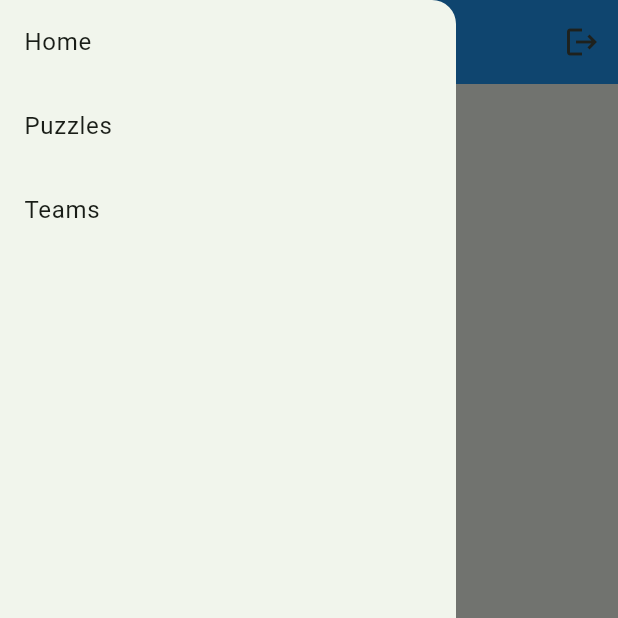
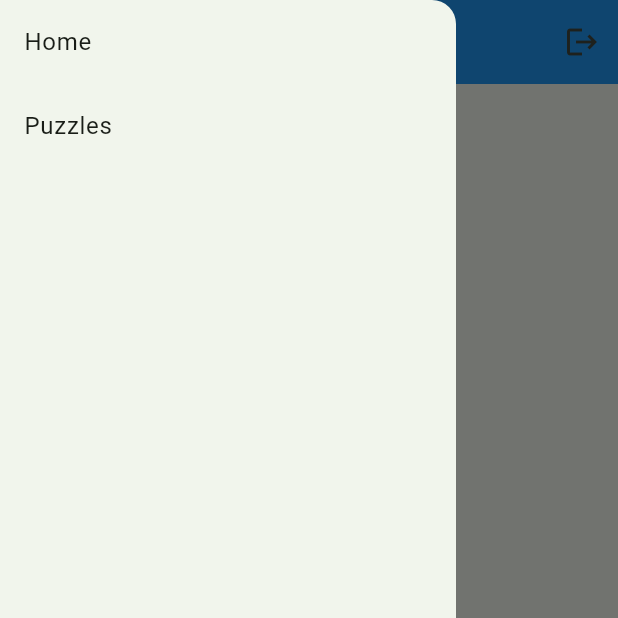
Before and after one commit to walliscode/Eremos, a Flutter app: the screen it shows once a user with an empty profile is signed in, with the side drawer open, on a phone screen of 412 x 824 dp, the top half of it. Run offline on Flutter 3.47's test engine with Material 3 defaults, Android fonts, the phone set to English and light mode, and no system bars; our stand-ins replace cloud_firestore, firebase_auth, firebase_core, firebase_storage, flutter_riverpod, google_fonts; accounts and stored records are empty; network calls fail.

Commit message:
added a method for restricting views

```diff
--- a/eremos/lib/models/app_user.dart
+++ b/eremos/lib/models/app_user.dart
@@ -7,9 +7,13 @@ class User {
 }
 
 class AppUser extends User {
-  AppUser({required super.uid, required this.email});
-
   final String email;
+  // is Ben logged in will check the email of the user and if it is ben then it will return true
+  final bool isBenLoggedIn;
+  final bool isZacLoggedIn;
+  AppUser({required super.uid, required this.email})
+    : isBenLoggedIn = email == 'ben@test.com',
+      isZacLoggedIn = email == 'zac@test.com';
 }
 
 class CloudbaseUser extends User {
--- a/eremos/lib/screens/puzzles/puzzles.dart
+++ b/eremos/lib/screens/puzzles/puzzles.dart
@@ -1,8 +1,12 @@
+import 'package:eremos/models/app_user.dart';
+import 'package:eremos/screens/home/home.dart';
+import 'package:eremos/screens/providers/auth_provider.dart';
 import 'package:eremos/screens/puzzles/chess_puzzle.dart';
 import 'package:eremos/shared/base_app_bar.dart';
 import 'package:eremos/shared/navigation_drawer.dart';
 import 'package:eremos/shared/styled_button.dart';
 import 'package:flutter/material.dart';
+import 'package:flutter_riverpod/flutter_riverpod.dart';
 
 // the Puzzle "home" screen will contain access to all 3 puzzles
 // successive puzzles will become available as the user completes the previous puzzle
@@ -17,9 +21,19 @@ class PuzzleScreen extends StatefulWidget {
 class _PuzzleScreenState extends State<PuzzleScreen> {
   @override
   Widget build(BuildContext context) {
+    return Consumer(
+      builder: (context, ref, child) {
+        final AsyncValue<AppUser?> user = ref.watch(authProvider);
+
+        return user.when(
+          data: (value) {
+            // return user to home screen if not logged in
+            if (value == null) {
+              return WelcomeScreen();
+            }
             return Scaffold(
               appBar: BaseAppBar(titleText: "puzzles"),
-      drawer: NavDrawer(),
+              drawer: NavDrawer(isBenLoggedIn: value.isBenLoggedIn),
               body: Container(
                 width: double.infinity,
                 padding: const EdgeInsets.all(16),
@@ -34,7 +48,9 @@ class _PuzzleScreenState extends State<PuzzleScreen> {
                       onPressed: () {
                         // navigate to chess puzzle screen
                         Navigator.of(context).push(
-                  MaterialPageRoute(builder: (context) => const ChessPuzzle()),
+                          MaterialPageRoute(
+                            builder: (context) => const ChessPuzzle(),
+                          ),
                         );
                       },
                       child: const StyledButtonText('Puzzle 1'),
@@ -59,5 +75,11 @@ class _PuzzleScreenState extends State<PuzzleScreen> {
                 ),
               ),
             );
+          },
+          error: (error, _) => Center(child: Text('Error loading user data.')),
+          loading: () => Center(child: CircularProgressIndicator()),
+        );
+      },
+    );
   }
 }
--- a/eremos/lib/shared/navigation_drawer.dart
+++ b/eremos/lib/shared/navigation_drawer.dart
@@ -16,15 +16,16 @@ class Destination {
 }
 
 class NavDrawer extends StatelessWidget {
-  static final List<Destination> allDestinations = <Destination>[
-    Destination(title: 'Home', destination: WelcomeScreen()),
-    Destination(title: 'Puzzles', destination: PuzzleScreen()),
-    Destination(title: 'Teams', destination: TeamsPage()),
-  ];
+  final bool isBenLoggedIn;
 
-  const NavDrawer({super.key});
+  const NavDrawer({super.key, required this.isBenLoggedIn});
   @override
   Widget build(BuildContext context) {
+    final List<Destination> allDestinations = <Destination>[
+      Destination(title: 'Home', destination: WelcomeScreen()),
+      Destination(title: 'Puzzles', destination: PuzzleScreen()),
+      if (isBenLoggedIn) Destination(title: 'Teams', destination: TeamsPage()),
+    ];
     return Drawer(
       child: ListView(
         children:
```
Also changed, not shown: eremos/lib/screens/puzzles/chess_puzzle.dart (+23 -2 lines), eremos/lib/screens/teams/team_page.dart (+34 -7 lines). Lines whose indentation alone changed are shown as unchanged.
